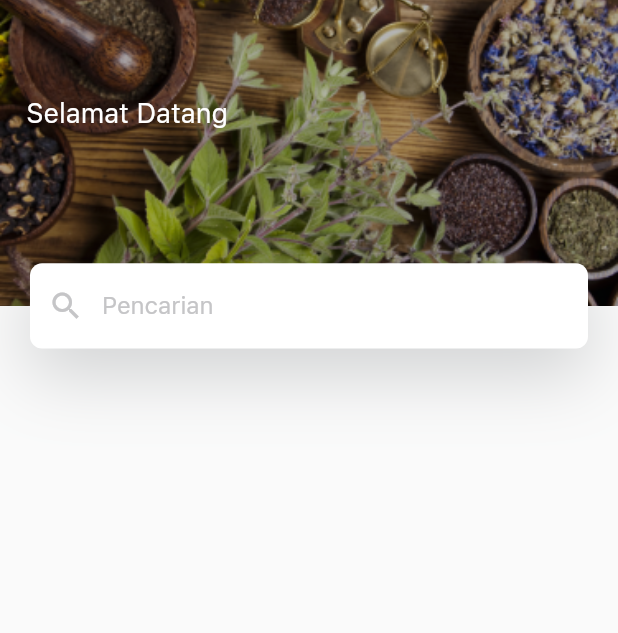
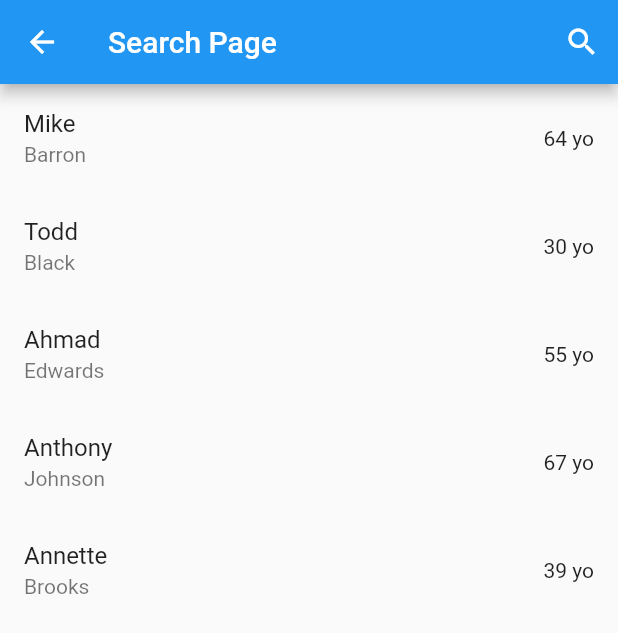
Before and after one commit to magang-rebahan-labs/swamedika-v.1, a Flutter app: the AppBarSearch screen opened directly, after a tap on the "search" icon, on a phone screen of 412 x 824 dp. Shown: the top 633 px of the screen. Run offline on Flutter 3.47's test engine with Material 2 defaults, Android fonts, the phone set to English and light mode, and no system bars; our stand-ins replace dotted_line, get, shared_preferences; missing offline and left inert: search_page; accounts and stored records are empty.

Commit message:
add search page

```diff
--- a/lib/model/herbal_data_list.dart
+++ b/lib/model/herbal_data_list.dart
@@ -32,7 +32,7 @@ List<HerbalDataList> herbaldataContents = [
     serve: '-',
   ),
   HerbalDataList(
-    image: 'assets/images/herbal/sirih.png',
+    image: 'assets/images/herbal/Sirih.png',
     title: 'Sirih',
     desc: 'Sirih',
     serve: '-',
@@ -44,7 +44,7 @@ List<HerbalDataList> herbaldataContents = [
     serve: '-',
   ),
   HerbalDataList(
-    image: 'assets/images/herbal/bawangputih.png',
+    image: 'assets/images/herbal/Bawangputih.png',
     title: 'Bawang Putih',
     desc: 'Bawang Putih',
     serve: '-',
--- /dev/null
+++ b/lib/views/pages/search_page.dart
@@ -0,0 +1,70 @@
+import 'package:flutter/material.dart';
+import 'package:search_page/search_page.dart';
+
+/// This is a very simple class, used to
+/// demo the `SearchPage` package
+class Person {
+  final String name, surname;
+  final num age;
+
+  Person(this.name, this.surname, this.age);
+}
+
+class Pencarian extends StatelessWidget {
+  static List<Person> people = [
+    Person('Mike', 'Barron', 64),
+    Person('Todd', 'Black', 30),
+    Person('Ahmad', 'Edwards', 55),
+    Person('Anthony', 'Johnson', 67),
+    Person('Annette', 'Brooks', 39),
+  ];
+
+  const Pencarian({super.key});
+
+  @override
+  Widget build(BuildContext context) {
+    return Scaffold(
+      appBar: AppBar(
+        title: const Text('Search Page'),
+        actions: <Widget> [
+          IconButton(onPressed: () => showSearch(
+          context: context,
+          delegate: SearchPage<Person>(
+            // ignore: avoid_print
+            onQueryUpdate: (s) => print(s),
+            items: people,
+            searchLabel: 'Search people',
+            suggestion: const Center(
+              child: Text('Filter people by name, surname or age'),
+            ),
+            failure: const Center(
+              child: Text('No person found :('),
+            ),
+            filter: (person) => [
+              person.name,
+              person.surname,
+              person.age.toString(),
+            ],
+            builder: (person) => ListTile(
+              title: Text(person.name),
+              subtitle: Text(person.surname),
+              trailing: Text('${person.age} yo'),
+            ),
+          ),
+        ), icon: const Icon(Icons.search, color: Colors.white,))
+        ],
+      ),
+      body: ListView.builder(
+        itemCount: people.length,
+        itemBuilder: (context, index) {
+          final Person person = people[index];
+          return ListTile(
+            title: Text(person.name),
+            subtitle: Text(person.surname),
+            trailing: Text('${person.age} yo'),
+          );
+        },
+      ),
+    );
+  }
+}
--- a/lib/views/widgets/appbar.dart
+++ b/lib/views/widgets/appbar.dart
@@ -1,6 +1,7 @@
 // ignore_for_file: avoid_print
 
 import 'package:flutter/material.dart';
+import 'package:swamedika/views/pages/search_page.dart';
 
 class AppBarSearch extends StatelessWidget {
   const AppBarSearch({Key? key}) : super(key: key);
@@ -66,7 +67,9 @@ class AppBarSearch extends StatelessWidget {
                           color: Color(0xFFC5C5C7),
                         ),
                         onPressed: () {
-                          FocusScope.of(context).unfocus();
+                          Navigator.of(context).push(
+                              MaterialPageRoute(
+                                builder: (context) => const Pencarian()));
                         },
                       ),
                       Expanded(
--- a/pubspec.yaml
+++ b/pubspec.yaml
@@ -41,6 +41,7 @@ dependencies:
   get: ^4.6.5
   dotted_line: ^3.1.0
   intl: ^0.17.0
+  search_page: ^2.0.0+1
 
 dev_dependencies:
   flutter_test:
```
Also changed, not shown: pubspec.lock.
